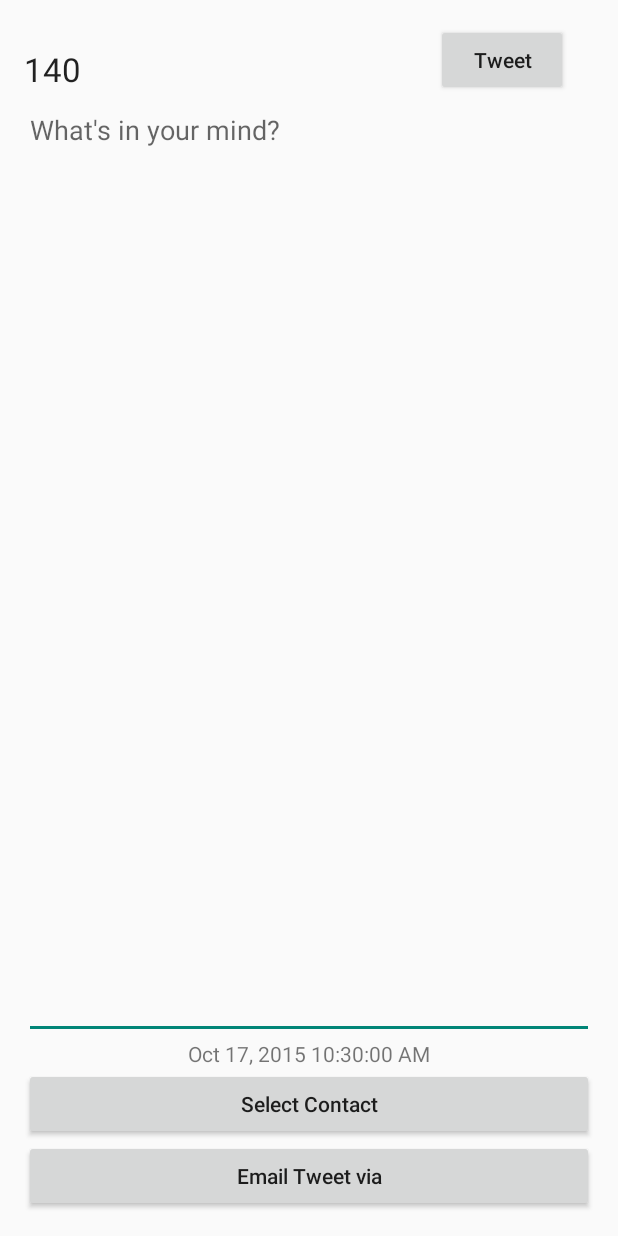
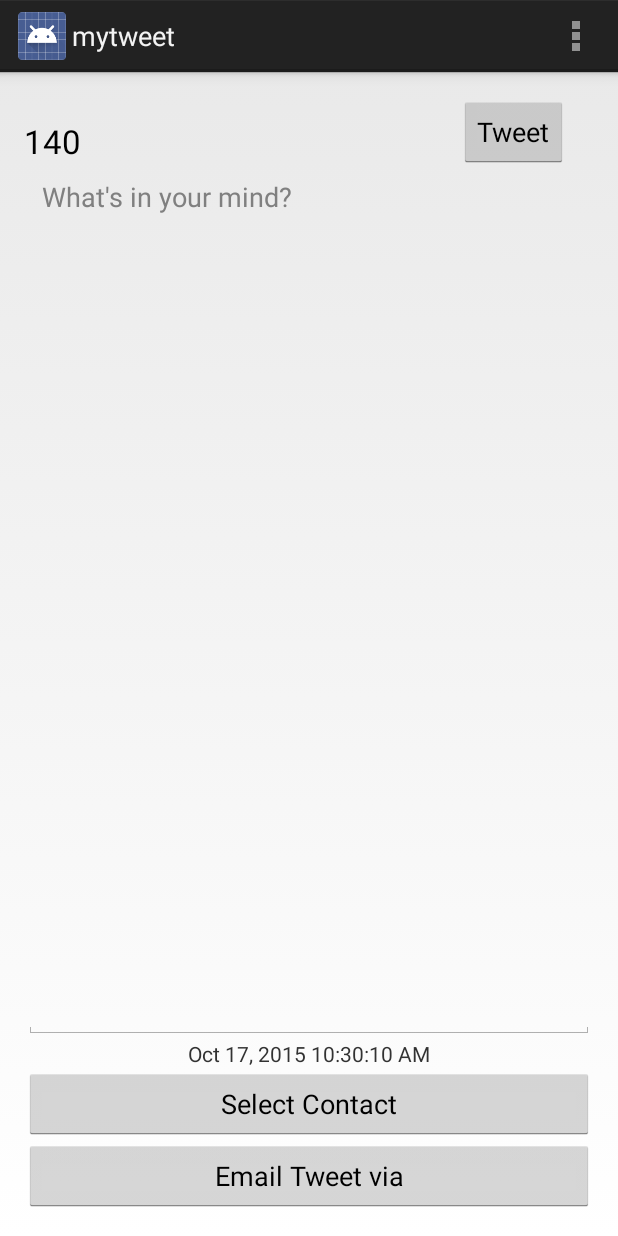
Before and after one commit to beluskova/MyTweet-assignment1, an Android app: the screen it shows after launch (mytweetActivity), after a tap on "Tweet", on a phone screen of 412 x 824 dp. Run offline under Robolectric (Android 15) with nearby library versions, the phone set to English and light mode, and no system bars.

Commit message:
mytweet v1 date updates and shows with msg menu shows up

```diff
--- a/app/src/main/java/annab/mytweetActivity/mytweetActivity.java
+++ b/app/src/main/java/annab/mytweetActivity/mytweetActivity.java
@@ -1,9 +1,7 @@
 package annab.mytweetActivity;
 
 import android.app.Activity;
-import android.content.DialogInterface;
 import android.graphics.Color;
-import android.support.v7.app.AppCompatActivity;
 import android.os.Bundle;
 import android.text.Editable;
 import android.text.TextWatcher;
@@ -12,15 +10,11 @@ import android.view.MenuItem;
 import android.view.View;
 import android.view.View.OnClickListener;
 import android.widget.Button;
-import android.widget.DatePicker;
 import android.widget.EditText;
 import android.widget.TextView;
 import android.widget.Toast;
+import java.text.SimpleDateFormat;
 
-import java.text.SimpleDateFormat;
-import java.util.Calendar;
-import java.util.Date;
-import java.util.GregorianCalendar;
 
 public class mytweetActivity extends Activity implements OnClickListener {
 
@@ -101,8 +95,11 @@ public class mytweetActivity extends Activity implements OnClickListener {
 
     @Override
     public void onClick(View v) {
-        String status = editStatus.getText().toString();
-        Toast toast = Toast.makeText(this, "Message Sent", Toast.LENGTH_SHORT);
+        long date = System.currentTimeMillis();
+        SimpleDateFormat sdf = new SimpleDateFormat("MMM dd, yyyy h:mm:ss a");
+        String dateString = sdf.format(date);
+        sent_date.setText(dateString);
+        Toast toast = Toast.makeText(this, "Message Sent at " + dateString, Toast.LENGTH_SHORT);
         toast.show();
     }
 }
--- a/app/src/main/res/menu/menu_twitter.xml
+++ b/app/src/main/res/menu/menu_twitter.xml
@@ -1,6 +1,7 @@
 <menu xmlns:android="http://schemas.android.com/apk/res/android"
     xmlns:app="http://schemas.android.com/apk/res-auto"
-    xmlns:tools="http://schemas.android.com/tools" tools:context=".TwitterActivity">
+    xmlns:tools="http://schemas.android.com/tools" tools:context=".mytweetActivity">
+
     <item android:id="@+id/action_settings" android:title="@string/action_settings"
-        android:orderInCategory="100" app:showAsAction="never" />
+        android:orderInCategory="100" />
 </menu>
--- a/app/src/main/res/values/styles.xml
+++ b/app/src/main/res/values/styles.xml
@@ -1,7 +1,7 @@
 <resources>
 
     <!-- Base application theme. -->
-    <style name="AppTheme" parent="Theme.AppCompat.Light.DarkActionBar">
+    <style name="AppTheme" parent="android:Theme.Holo.Light.DarkActionBar">
         <!-- Customize your theme here. -->
     </style>
 
```
